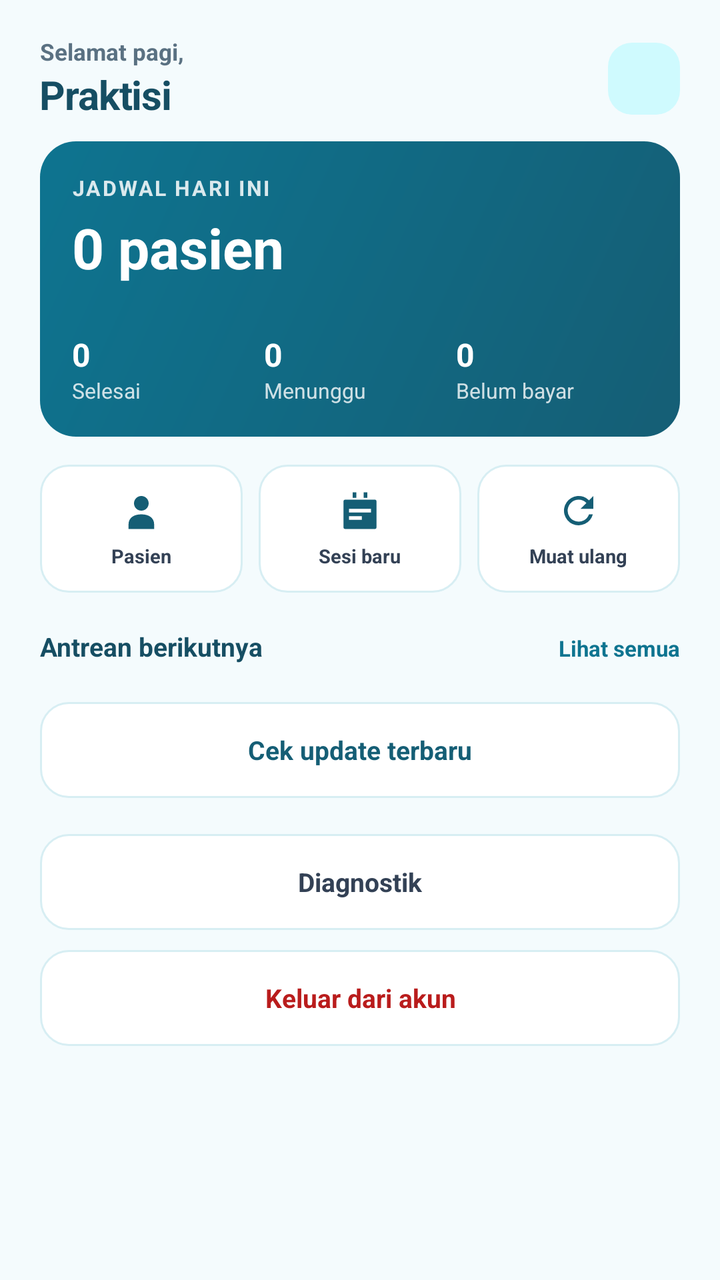
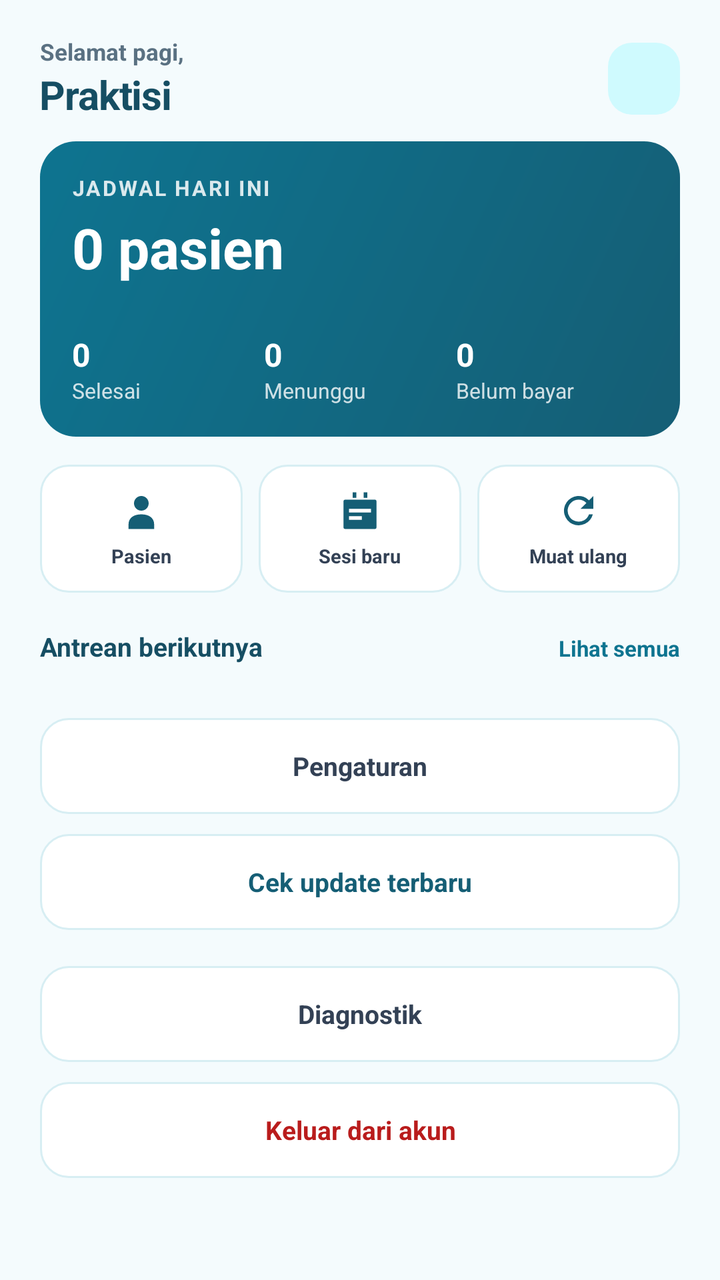

Two renders of the same Android screen: before a commit and after it. Below are the layout's source before the change and the commit's diff.
<!-- AndroidManifest.xml: application theme Theme.AcuMedis -->
<!-- res/layout/activity_main.xml -->
<?xml version="1.0" encoding="utf-8"?>
<LinearLayout xmlns:android="http://schemas.android.com/apk/res/android"
    android:layout_width="match_parent"
    android:layout_height="match_parent"
    android:background="@color/bg"
    android:orientation="vertical">

    <LinearLayout
        android:layout_width="match_parent"
        android:layout_height="wrap_content"
        android:gravity="center_vertical"
        android:orientation="horizontal"
        android:paddingStart="20dp"
        android:paddingEnd="20dp"
        android:paddingTop="18dp"
        android:paddingBottom="10dp">

        <LinearLayout
            android:layout_width="0dp"
            android:layout_height="wrap_content"
            android:layout_weight="1"
            android:orientation="vertical">

            <TextView
                android:layout_width="wrap_content"
                android:layout_height="wrap_content"
                android:text="Selamat pagi,"
                android:textColor="@color/muted"
                android:textSize="11.5sp"
                android:textStyle="bold" />

            <TextView
                android:id="@+id/userName"
                android:layout_width="wrap_content"
                android:layout_height="wrap_content"
                android:text="Praktisi"
                android:textColor="@color/fg"
                android:textSize="20sp"
                android:textStyle="bold"
                android:letterSpacing="-0.02" />
        </LinearLayout>

        <TextView
            android:id="@+id/avatar"
            android:layout_width="36dp"
            android:layout_height="36dp"
            android:background="@drawable/bg_avatar"
            android:gravity="center"
            android:textColor="@color/primary_deep"
            android:textSize="13sp"
            android:textStyle="bold" />
    </LinearLayout>

    <ScrollView
        android:layout_width="match_parent"
        android:layout_height="0dp"
        android:layout_weight="1"
        android:fillViewport="true"
        android:scrollbars="none">

        <LinearLayout
            android:layout_width="match_parent"
            android:layout_height="wrap_content"
            android:orientation="vertical"
            android:paddingStart="20dp"
            android:paddingEnd="20dp"
            android:paddingBottom="24dp">

            <LinearLayout
                android:layout_width="match_parent"
                android:layout_height="wrap_content"
                android:background="@drawable/bg_hero"
                android:orientation="vertical"
                android:padding="16dp">

                <TextView
                    android:layout_width="wrap_content"
                    android:layout_height="wrap_content"
                    android:alpha="0.85"
                    android:letterSpacing="0.08"
                    android:text="JADWAL HARI INI"
                    android:textColor="#FFFFFF"
                    android:textSize="10.5sp"
                    android:textStyle="bold" />

                <TextView
                    android:id="@+id/todayTotal"
                    android:layout_width="wrap_content"
                    android:layout_height="wrap_content"
                    android:layout_marginTop="4dp"
                    android:text="0 pasien"
                    android:textColor="#FFFFFF"
                    android:textSize="28sp"
                    android:textStyle="bold" />

                <LinearLayout
                    android:layout_width="match_parent"
                    android:layout_height="wrap_content"
                    android:layout_marginTop="12dp"
                    android:orientation="horizontal"
                    android:paddingTop="12dp">

                    <LinearLayout
                        android:layout_width="0dp"
                        android:layout_height="wrap_content"
                        android:layout_weight="1"
                        android:orientation="vertical">

                        <TextView
                            android:id="@+id/statDone"
                            android:layout_width="wrap_content"
                            android:layout_height="wrap_content"
                            android:text="0"
                            android:textColor="#FFFFFF"
                            android:textSize="16sp"
                            android:textStyle="bold" />

                        <TextView
                            android:layout_width="wrap_content"
                            android:layout_height="wrap_content"
                            android:alpha="0.8"
                            android:text="Selesai"
                            android:textColor="#FFFFFF"
                            android:textSize="10.5sp" />
                    </LinearLayout>

                    <LinearLayout
                        android:layout_width="0dp"
                        android:layout_height="wrap_content"
                        android:layout_weight="1"
                        android:orientation="vertical">

                        <TextView
                            android:id="@+id/statWaiting"
                            android:layout_width="wrap_content"
                            android:layout_height="wrap_content"
                            android:text="0"
                            android:textColor="#FFFFFF"
                            android:textSize="16sp"
                            android:textStyle="bold" />

                        <TextView
                            android:layout_width="wrap_content"
                            android:layout_height="wrap_content"
                            android:alpha="0.8"
                            android:text="Menunggu"
                            android:textColor="#FFFFFF"
                            android:textSize="10.5sp" />
                    </LinearLayout>

                    <LinearLayout
                        android:layout_width="0dp"
                        android:layout_height="wrap_content"
                        android:layout_weight="1"
                        android:orientation="vertical">

                        <TextView
                            android:id="@+id/statUnpaid"
                            android:layout_width="wrap_content"
                            android:layout_height="wrap_content"
                            android:text="0"
                            android:textColor="#FFFFFF"
                            android:textSize="16sp"
                            android:textStyle="bold" />

                        <TextView
                            android:layout_width="wrap_content"
                            android:layout_height="wrap_content"
                            android:alpha="0.8"
                            android:text="Belum bayar"
                            android:textColor="#FFFFFF"
                            android:textSize="10.5sp" />
                    </LinearLayout>
                </LinearLayout>
            </LinearLayout>

            <LinearLayout
                android:layout_width="match_parent"
                android:layout_height="wrap_content"
                android:layout_marginTop="14dp"
                android:orientation="horizontal">

                <LinearLayout
                    android:id="@+id/qPatients"
                    android:layout_width="0dp"
                    android:layout_height="wrap_content"
                    android:layout_weight="1"
                    android:background="@drawable/bg_card"
                    android:clickable="true"
                    android:focusable="true"
                    android:gravity="center"
                    android:orientation="vertical"
                    android:paddingTop="12dp"
                    android:paddingBottom="12dp">

                    <ImageView
                        android:layout_width="22dp"
                        android:layout_height="22dp"
                        android:contentDescription="@null"
                        android:src="@drawable/ic_patients" />

                    <TextView
                        android:layout_width="wrap_content"
                        android:layout_height="wrap_content"
                        android:layout_marginTop="5dp"
                        android:text="Pasien"
                        android:textColor="@color/fg2"
                        android:textSize="9.5sp"
                        android:textStyle="bold" />
                </LinearLayout>

                <Space android:layout_width="8dp" android:layout_height="1dp" />

                <LinearLayout
                    android:id="@+id/qSession"
                    android:layout_width="0dp"
                    android:layout_height="wrap_content"
                    android:layout_weight="1"
                    android:background="@drawable/bg_card"
                    android:clickable="true"
                    android:focusable="true"
                    android:gravity="center"
                    android:orientation="vertical"
                    android:paddingTop="12dp"
                    android:paddingBottom="12dp">

                    <ImageView
                        android:layout_width="22dp"
                        android:layout_height="22dp"
                        android:contentDescription="@null"
                        android:src="@drawable/ic_session" />

                    <TextView
                        android:layout_width="wrap_content"
                        android:layout_height="wrap_content"
                        android:layout_marginTop="5dp"
                        android:text="Sesi baru"
                        android:textColor="@color/fg2"
                        android:textSize="9.5sp"
                        android:textStyle="bold" />
                </LinearLayout>

                <Space android:layout_width="8dp" android:layout_height="1dp" />

                <LinearLayout
                    android:id="@+id/qRefresh"
                    android:layout_width="0dp"
                    android:layout_height="wrap_content"
                    android:layout_weight="1"
                    android:background="@drawable/bg_card"
                    android:clickable="true"
                    android:focusable="true"
                    android:gravity="center"
                    android:orientation="vertical"
                    android:paddingTop="12dp"
                    android:paddingBottom="12dp">

                    <ImageView
                        android:layout_width="22dp"
                        android:layout_height="22dp"
                        android:contentDescription="@null"
                        android:src="@drawable/ic_refresh" />

                    <TextView
                        android:layout_width="wrap_content"
                        android:layout_height="wrap_content"
                        android:layout_marginTop="5dp"
                        android:text="Muat ulang"
                        android:textColor="@color/fg2"
                        android:textSize="9.5sp"
                        android:textStyle="bold" />
                </LinearLayout>
            </LinearLayout>

            <LinearLayout
                android:layout_width="match_parent"
                android:layout_height="wrap_content"
                android:layout_marginTop="18dp"
                android:layout_marginBottom="9dp"
                android:orientation="horizontal">

                <TextView
                    android:layout_width="0dp"
                    android:layout_height="wrap_content"
                    android:layout_weight="1"
                    android:text="Antrean berikutnya"
                    android:textColor="@color/fg"
                    android:textSize="13sp"
                    android:textStyle="bold" />

                <TextView
                    android:id="@+id/seeAll"
                    android:layout_width="wrap_content"
                    android:layout_height="wrap_content"
                    android:text="Lihat semua"
                    android:textColor="@color/primary"
                    android:textSize="11sp"
                    android:textStyle="bold" />
            </LinearLayout>

            <LinearLayout
                android:id="@+id/queueList"
                android:layout_width="match_parent"
                android:layout_height="wrap_content"
                android:orientation="vertical" />

            <TextView
                android:id="@+id/empty"
                android:layout_width="match_parent"
                android:layout_height="wrap_content"
                android:layout_marginTop="20dp"
                android:gravity="center"
                android:text="Belum ada jadwal hari ini."
                android:textColor="@color/muted"
                android:textSize="12.5sp"
                android:visibility="gone" />

            <TextView
                android:id="@+id/update"
                android:layout_width="match_parent"
                android:layout_height="48dp"
                android:layout_marginTop="10dp"
                android:background="@drawable/bg_card"
                android:clickable="true"
                android:focusable="true"
                android:gravity="center"
                android:text="Cek update terbaru"
                android:textColor="@color/primary_deep"
                android:textSize="13sp"
                android:textStyle="bold" />

            <TextView
                android:id="@+id/diag"
                android:layout_width="match_parent"
                android:layout_height="48dp"
                android:background="@drawable/bg_card"
                android:layout_marginTop="18dp"
                android:clickable="true"
                android:focusable="true"
                android:gravity="center"
                android:text="Diagnostik"
                android:textColor="@color/fg2"
                android:textSize="13sp"
                android:textStyle="bold" />

            <TextView
                android:id="@+id/logout"
                android:layout_width="match_parent"
                android:layout_height="48dp"
                android:layout_marginTop="10dp"
                android:background="@drawable/bg_card"
                android:clickable="true"
                android:focusable="true"
                android:gravity="center"
                android:text="Keluar dari akun"
                android:textColor="@color/red"
                android:textSize="13sp"
                android:textStyle="bold" />
        </LinearLayout>
    </ScrollView>
</LinearLayout>
<!-- resources referenced by this layout -->
<resources>
  <color name="bg">#FFF4FBFD</color>
  <color name="fg">#FF164E63</color>
  <color name="fg2">#FF334155</color>
  <color name="muted">#FF5A7182</color>
  <color name="primary">#FF0E7490</color>
  <color name="primary_deep">#FF155E75</color>
  <color name="red">#FFB91C1C</color>
  <!-- drawable bg_avatar (drawable) -->
  <?xml version="1.0" encoding="utf-8"?>
  <shape xmlns:android="http://schemas.android.com/apk/res/android" android:shape="rectangle">
      <solid android:color="@color/soft" />
      <corners android:radius="12dp" />
  </shape>
  <!-- drawable bg_card (drawable) -->
  <?xml version="1.0" encoding="utf-8"?>
  <shape xmlns:android="http://schemas.android.com/apk/res/android" android:shape="rectangle">
      <solid android:color="@color/card" />
      <stroke android:width="1dp" android:color="@color/border" />
      <corners android:radius="14dp" />
  </shape>
  <!-- drawable bg_hero (drawable) -->
  <?xml version="1.0" encoding="utf-8"?>
  <shape xmlns:android="http://schemas.android.com/apk/res/android" android:shape="rectangle">
      <gradient android:startColor="#FF0E7490" android:endColor="#FF155E75"
          android:angle="315" />
      <corners android:radius="18dp" />
  </shape>
  <!-- drawable ic_patients (drawable) -->
  <vector xmlns:android="http://schemas.android.com/apk/res/android"
      android:width="24dp" android:height="24dp"
      android:viewportWidth="24" android:viewportHeight="24">
      <path android:fillColor="#155E75" android:pathData="M12,12a4,4 0,1 0,-4 -4,4 4,0 0,0 4,4zM12,14c-4,0 -7,1.8 -7,5.6V22h14v-2.4c0,-3.8 -3,-5.6 -7,-5.6z" />
  </vector>
  <!-- drawable ic_refresh (drawable) -->
  <vector xmlns:android="http://schemas.android.com/apk/res/android"
      android:width="24dp" android:height="24dp"
      android:viewportWidth="24" android:viewportHeight="24">
      <path android:fillColor="#155E75" android:pathData="M17.65,6.35A8,8 0,1 0,19.73 14h-2.08A6,6 0,1 1,12 6a5.9,5.9 0,0 1,4.22 1.78L13,11h7V4z" />
  </vector>
  <!-- drawable ic_session (drawable) -->
  <vector xmlns:android="http://schemas.android.com/apk/res/android"
      android:width="24dp" android:height="24dp"
      android:viewportWidth="24" android:viewportHeight="24">
      <path android:fillColor="#155E75" android:pathData="M8,2h2v3H8zM14,2h2v3h-2zM4,6h16a1,1 0,0 1,1 1v14a1,1 0,0 1,-1 1H4a1,1 0,0 1,-1 -1V7a1,1 0,0 1,1 -1m2,5v2h12v-2zM6,15v2h7v-2z" />
  </vector>
  <style name="Theme.AcuMedis" parent="Theme.Material3.Light.NoActionBar">
          <item name="colorPrimary">@color/primary_deep</item>
          <item name="colorOnPrimary">#FFFFFFFF</item>
          <item name="colorSecondary">@color/primary</item>
          <item name="colorSurface">@color/card</item>
          <item name="colorOnSurface">@color/fg</item>
          <item name="android:colorBackground">@color/bg</item>
          <item name="android:statusBarColor">@color/bg</item>
          <item name="android:navigationBarColor">@color/card</item>
          <item name="android:windowLightStatusBar">true</item>
          <item name="android:windowLightNavigationBar" tools:targetApi="27">true</item>
      </style>
  <color name="soft">#FFCFFAFE</color>
  <color name="card">#FFFFFFFF</color>
  <color name="border">#FFD7EEF3</color>
</resources>

<!-- the commit's change to res/layout/activity_main.xml (unified diff, before → after) -->
@@ -316,6 +316,20 @@
                 android:visibility="gone" />
 
             <TextView
+                android:id="@+id/settingsBtn"
+                android:layout_width="match_parent"
+                android:layout_height="48dp"
+                android:layout_marginTop="18dp"
+                android:background="@drawable/bg_card"
+                android:clickable="true"
+                android:focusable="true"
+                android:gravity="center"
+                android:text="Pengaturan"
+                android:textColor="@color/fg2"
+                android:textSize="13sp"
+                android:textStyle="bold" />
+
+            <TextView
                 android:id="@+id/update"
                 android:layout_width="match_parent"
                 android:layout_height="48dp"
